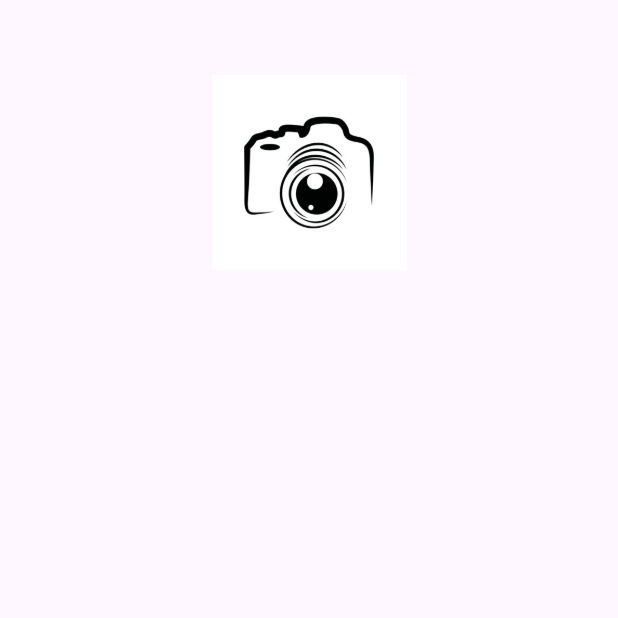
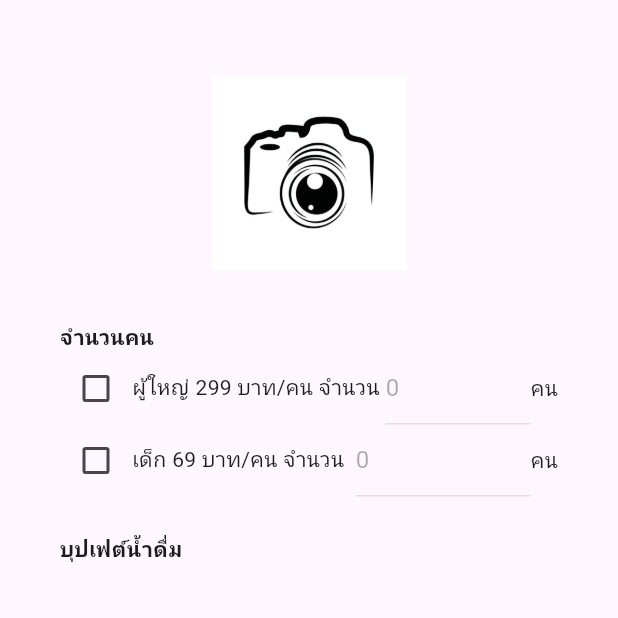
Before and after one commit to chanakan6519410016/iot_Mookrata_sau_EiEi, a Flutter app: the CalBillUI screen opened directly, on a phone screen of 412 x 824 dp, the top half of it. Run offline on Flutter 3.47's test engine with Material 3 defaults, Android fonts, the phone set to English and light mode, and no system bars; our stand-ins replace animated_notch_bottom_bar, font_awesome_flutter, google_fonts, image_picker; Roboto replaces fonts that are missing (Kanit).

Commit message:
กําลังทำ cal_bill_ui

```diff
--- a/lib/views/cal_bill_ui.dart
+++ b/lib/views/cal_bill_ui.dart
@@ -1,6 +1,7 @@
 import 'package:flutter/material.dart';
 import 'package:image_picker/image_picker.dart';
 import 'dart:io';
+
 class CalBillUI extends StatefulWidget {
   const CalBillUI({super.key});
 
@@ -9,9 +10,14 @@ class CalBillUI extends StatefulWidget {
 }
 
 class _CalBillUiState extends State<CalBillUI> {
+  File? imgFlie;
 
+  bool? isAdult = false;
+  bool? isChild = false;
 
-  File? imgFlie;
+  //สร้างตัวควบคุม   TextField
+  TextEditingController adultCtrl = TextEditingController();
+  TextEditingController childCtrl = TextEditingController();
 
   Future getCemera() async {
     final image = await ImagePicker().pickImage(source: ImageSource.camera);
@@ -28,6 +34,7 @@ class _CalBillUiState extends State<CalBillUI> {
       imgFlie = File(image.path);
     });
   }
+
   @override
   Widget build(BuildContext context) {
     return Scaffold(
@@ -59,11 +66,10 @@ class _CalBillUiState extends State<CalBillUI> {
                             ),
                             title: Text(
                               'เปิดกล้อง',
-                            style: TextStyle(
-                              color: Colors.deepOrange
+                              style: TextStyle(color: Colors.deepOrange),
                             ),
                           ),
-                        ),
+                          Divider(),
                           ListTile(
                             onTap: () {
                               getGallery()
@@ -75,21 +81,111 @@ class _CalBillUiState extends State<CalBillUI> {
                             ),
                             title: Text(
                               'เปิดแกลเลอรี่',
-                            style: TextStyle(
-                              color: Colors.deepOrange
+                              style: TextStyle(color: Colors.deepOrange),
                             ),
                           ),
-                        ),
-
                         ],
                       ),
                     );
                   },
-                 child: Image.asset(
+                   child: imgFlie == null
+                      ? Image.asset(
                           'assets/images/camera.jpg',
-                    width: 130,
-                    height: 130,
+                          width: 130.0,
+                          height: 130.0,
                           fit: BoxFit.cover,
+                        )
+                      : Image.file(
+                          imgFlie!,
+                          width: 130.0,
+                          height: 130.0,
+                          fit: BoxFit.cover,
+                        ),
+                ),
+                SizedBox(height: 35.0),
+                Align(
+                  alignment: Alignment.centerLeft,
+                  child: Text(
+                    'จำนวนคน',
+                    style: TextStyle(
+                      fontWeight: FontWeight.bold,
+                    ),
+                  ),
+                ),
+                Row(
+                  children: [
+                    Checkbox(
+                      onChanged: (value) {
+                        setState(() {
+                          isAdult = value;
+                          if (value == false) {
+                            adultCtrl.clear();
+                          }
+                        });
+                      },
+                      value: isAdult,
+                      activeColor: Colors.deepOrange,
+                    ),
+                    Text(
+                      'ผู้ใหญ่ 299 บาท/คน จำนวน ',
+                    ),
+                    Expanded(
+                      child: TextField(
+                        controller: adultCtrl,
+                        enabled: isAdult,
+                        keyboardType: TextInputType.number,
+                        decoration: InputDecoration(
+                          hintText: '0',
+                        ),
+                      ),
+                    ),
+                    Text(
+                      'คน',
+                    ),
+                  ],
+                ),
+                Row(
+                  children: [
+                    Checkbox(
+                      onChanged: (value) {
+                        setState(() {
+                          isChild = value;
+                          if (value == false) {
+                            childCtrl.clear();
+                          }
+                        });
+                      },
+                      value: isChild,
+                      activeColor: Colors.deepOrange,
+                    ),
+                    Text(
+                      'เด็ก 69 บาท/คน จำนวน  ',
+                    ),
+                    Expanded(
+                      child: TextField(
+                        controller: childCtrl,
+                        enabled: isChild,
+                        keyboardType: TextInputType.number,
+                        decoration: InputDecoration(
+                          hintText: '0',
+                        ),
+                      ),
+                    ),
+                    Text(
+                      'คน',
+                    ),
+                  ],
+                ),
+                SizedBox(
+                  height: 25.0,
+                ),
+                Align(
+                  alignment: Alignment.centerLeft,
+                  child: Text(
+                    'บุปเฟต์น้ำดื่ม',
+                    style: TextStyle(
+                      fontWeight: FontWeight.bold,
+                    ),
                   ),
                 ),
               ],
```
Lines whose indentation alone changed are shown as unchanged.
